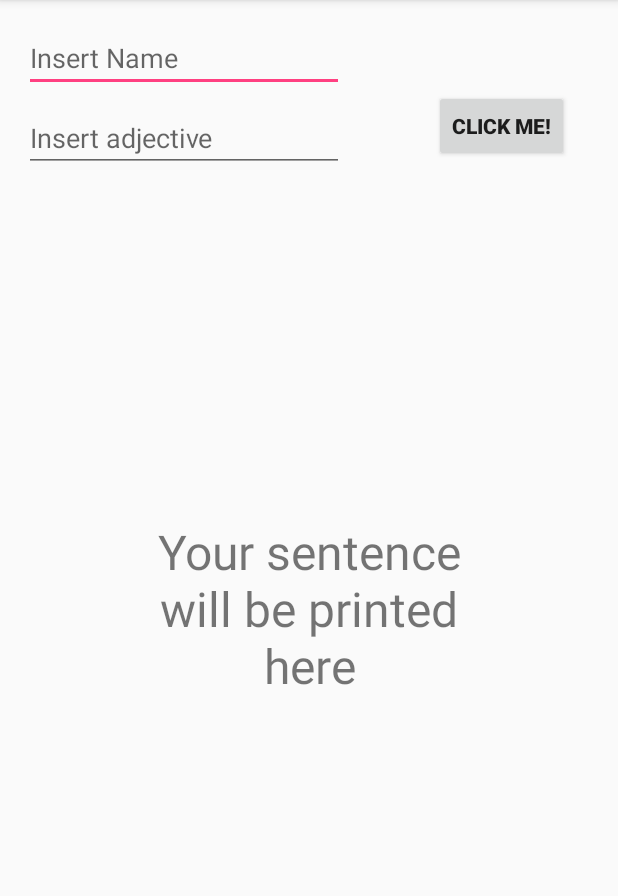
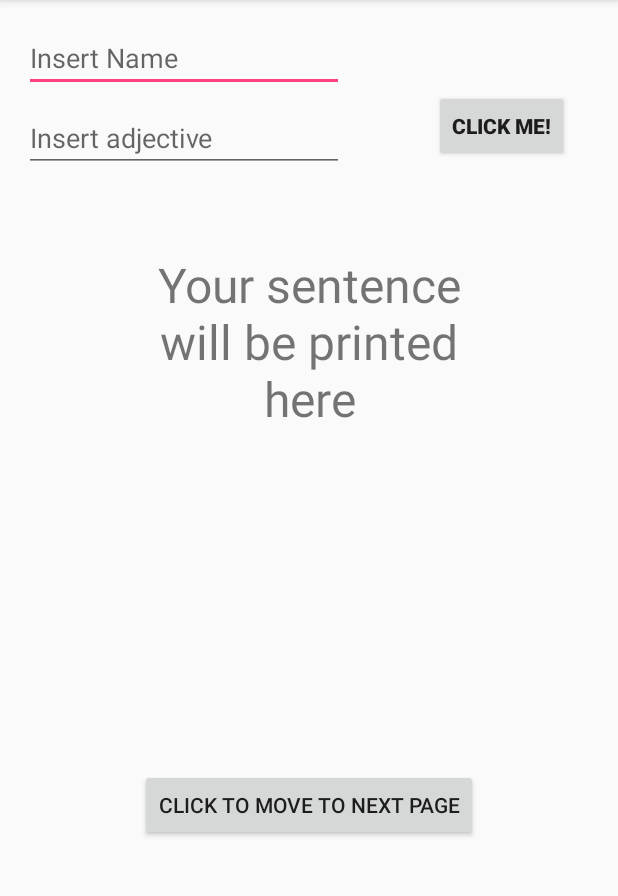
Before and after one commit to Schedose/Schedose, an Android app: the screen it shows after launch (MainActivity), on a phone screen of 412 x 824 dp, the part 84-980 px from its top. Run offline under Robolectric (Android 15) with nearby library versions, the phone set to English and light mode, and no system bars.

Commit message:
Added a second page!:)

```diff
--- a/app/src/main/AndroidManifest.xml
+++ b/app/src/main/AndroidManifest.xml
@@ -16,6 +16,7 @@
                 <category android:name="android.intent.category.LAUNCHER" />
             </intent-filter>
         </activity>
+        <activity android:name=".MainActivity2"></activity>
     </application>
 
 </manifest>
--- a/app/src/main/java/com/nerds/neds/schedose/MainActivity.java
+++ b/app/src/main/java/com/nerds/neds/schedose/MainActivity.java
@@ -1,5 +1,6 @@
 package com.nerds.neds.schedose;
 
+import android.content.Intent;
 import android.os.Bundle;
 import android.support.v7.app.AppCompatActivity;
 import android.view.View;
@@ -30,6 +31,15 @@ public class MainActivity extends AppCompatActivity {
                 result.setText(Name+" is "+adj);
             }
         });
+        Button nextpage = (Button) findViewById(R.id.nxtpage);
+        nextpage.setOnClickListener(new View.OnClickListener() {
+            @Override
+            public void onClick(View v) {
+                Intent StartIntent=new Intent(getApplicationContext(),MainActivity2.class);
+                StartIntent.putExtra("com.nerds.neds.schedose.WelcomeStatement","Hi! Welcome to the second page!");
+                startActivity(StartIntent);
+            }
+        });
     }
 
 
--- a/app/src/main/res/layout/activity_main.xml
+++ b/app/src/main/res/layout/activity_main.xml
@@ -45,7 +45,8 @@
         app:layout_constraintBottom_toBottomOf="parent"
         app:layout_constraintEnd_toEndOf="parent"
         app:layout_constraintStart_toStartOf="parent"
-        app:layout_constraintTop_toBottomOf="@+id/TextBoxName" />
+        app:layout_constraintTop_toBottomOf="@+id/TextBoxName"
+        app:layout_constraintVertical_bias="0.178" />
 
     <EditText
         android:id="@+id/TextBoxAdj"
@@ -59,4 +60,18 @@
         app:layout_constraintStart_toStartOf="parent"
         app:layout_constraintTop_toBottomOf="@+id/TextBoxName" />
 
+    <Button
+        android:id="@+id/nxtpage"
+        android:layout_width="wrap_content"
+        android:layout_height="wrap_content"
+        android:layout_marginBottom="8dp"
+        android:layout_marginEnd="8dp"
+        android:layout_marginStart="8dp"
+        android:layout_marginTop="8dp"
+        android:text="Click to move to next page"
+        app:layout_constraintBottom_toBottomOf="parent"
+        app:layout_constraintEnd_toEndOf="parent"
+        app:layout_constraintStart_toStartOf="parent"
+        app:layout_constraintTop_toBottomOf="@+id/textView2" />
+
 </android.support.constraint.ConstraintLayout>
```
Also changed, not shown: app/src/main/java/com/nerds/neds/schedose/MainActivity2.java (added, +20 -0 lines), app/src/main/res/layout/activity_main2.xml (added, +24 -0 lines).
